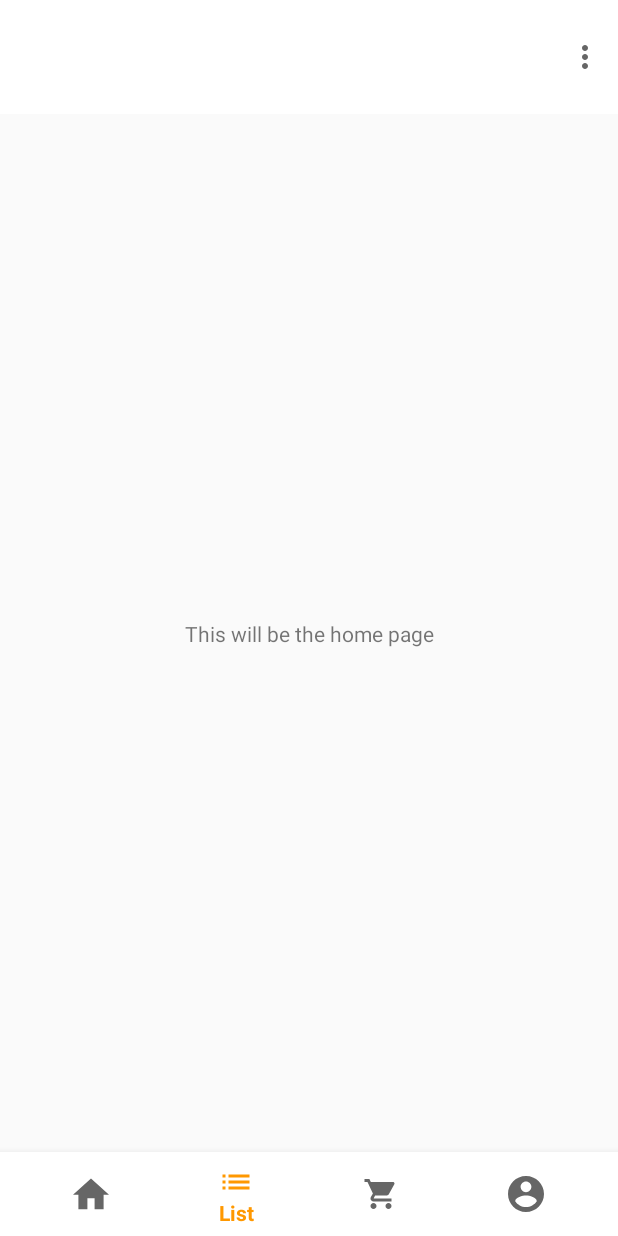
After one commit to alexandrabagi/ListItUp, an Android app: the fragment HomeFragment placed in its activity, on a phone screen of 412 x 824 dp. The commit adds this screen. Run offline under Robolectric (Android 15) with nearby library versions, the phone set to English and light mode, and no system bars; our stand-ins replace Room's generated code.

Commit message:
Bottom navigation changed, home and profile added

```diff
--- /dev/null
+++ b/app/src/main/java/com/bignerdranch/android/listitup/fragments/HomeFragment.java
@@ -0,0 +1,27 @@
+package com.bignerdranch.android.listitup.fragments;
+
+import android.os.Bundle;
+import android.view.LayoutInflater;
+import android.view.View;
+import android.view.ViewGroup;
+
+import androidx.fragment.app.Fragment;
+
+import com.bignerdranch.android.listitup.R;
+
+public class HomeFragment extends Fragment {
+
+    @Override
+    public void onCreate(Bundle savedInstanceState) {
+
+        super.onCreate(savedInstanceState);
+    }
+
+    @Override
+    public View onCreateView(LayoutInflater inflater, ViewGroup container,
+                             Bundle savedInstanceState) {
+        View v = inflater.inflate(R.layout.fragment_home, container, false);
+
+        return v;
+    }
+}
--- a/app/src/main/java/com/bignerdranch/android/listitup/fragments/ShoppingListFragment.java
+++ b/app/src/main/java/com/bignerdranch/android/listitup/fragments/ShoppingListFragment.java
@@ -44,6 +44,7 @@ import com.bignerdranch.android.listitup.room.Item;
 import com.bignerdranch.android.listitup.room.ItemVM;
 import com.bignerdranch.android.listitup.room.TotalPrice;
 import com.bignerdranch.android.listitup.utilities.MyItemTouchCallback;
+import com.google.android.material.floatingactionbutton.FloatingActionButton;
 
 import java.io.File;
 import java.util.List;
@@ -72,6 +73,9 @@ public class ShoppingListFragment extends Fragment implements Observer {
 
     private ItemVM mItemVM;
     private TotalPrice mTotalPriceHolder;
+
+    private FloatingActionButton mAddNewFAB;
+
 
 
 
--- /dev/null
+++ b/app/src/main/res/drawable-anydpi/ic_account.xml
@@ -0,0 +1,13 @@
+<vector xmlns:android="http://schemas.android.com/apk/res/android"
+    android:width="24dp"
+    android:height="24dp"
+    android:viewportWidth="20"
+    android:viewportHeight="20"
+    android:tint="#FF9800">
+  <group android:translateX="-2"
+      android:translateY="-2">
+      <path
+          android:fillColor="#FF000000"
+          android:pathData="M12,2C6.48,2 2,6.48 2,12s4.48,10 10,10 10,-4.48 10,-10S17.52,2 12,2zM12,5c1.66,0 3,1.34 3,3s-1.34,3 -3,3 -3,-1.34 -3,-3 1.34,-3 3,-3zM12,19.2c-2.5,0 -4.71,-1.28 -6,-3.22 0.03,-1.99 4,-3.08 6,-3.08 1.99,0 5.97,1.09 6,3.08 -1.29,1.94 -3.5,3.22 -6,3.22z"/>
+  </group>
+</vector>
--- /dev/null
+++ b/app/src/main/res/drawable-anydpi/ic_home.xml
@@ -0,0 +1,13 @@
+<vector xmlns:android="http://schemas.android.com/apk/res/android"
+    android:width="24dp"
+    android:height="24dp"
+    android:viewportWidth="20"
+    android:viewportHeight="20"
+    android:tint="#FF9800">
+  <group android:translateX="-2"
+      android:translateY="-1.5833334">
+      <path
+          android:fillColor="#FF000000"
+          android:pathData="M10,20v-6h4v6h5v-8h3L12,3 2,12h3v8z"/>
+  </group>
+</vector>
--- a/app/src/main/res/layout/activity_list.xml
+++ b/app/src/main/res/layout/activity_list.xml
@@ -119,19 +119,19 @@
         android:id="@+id/list_fragment_container"
         android:layout_width="match_parent"
         android:layout_height="0dp"
-        app:layout_constraintBottom_toTopOf="@id/bottom_app_bar"
-        app:layout_constraintTop_toBottomOf="@+id/price_line" />
+        app:layout_constraintBottom_toTopOf="@id/bottom_navigation"
+        app:layout_constraintTop_toBottomOf="@+id/top_app_bar" />
 
 
-    <com.google.android.material.bottomappbar.BottomAppBar
+    <!-- <com.google.android.material.bottomappbar.BottomAppBar
         android:id="@+id/bottom_app_bar"
         android:layout_width="match_parent"
         android:layout_height="wrap_content"
         app:fabAlignmentMode="center"
-        app:layout_constraintBottom_toBottomOf="parent" />
+        app:layout_constraintBottom_toBottomOf="parent" /> -->
 
 
-    <com.google.android.material.floatingactionbutton.FloatingActionButton
+    <!-- <com.google.android.material.floatingactionbutton.FloatingActionButton
         android:id="@+id/add_new_fab"
         android:layout_width="wrap_content"
         android:layout_height="wrap_content"
@@ -141,13 +141,14 @@
         app:layout_constraintEnd_toEndOf="@+id/bottom_app_bar"
         app:layout_constraintHorizontal_bias="0.5"
         app:layout_constraintStart_toStartOf="parent"
-        app:elevation="9dp"/>
+        app:elevation="9dp"/> -->
 
     <com.google.android.material.bottomnavigation.BottomNavigationView
         android:id="@+id/bottom_navigation"
         android:layout_width="match_parent"
         android:layout_height="wrap_content"
         android:background="@color/white"
+        app:layout_constraintTop_toBottomOf="@id/list_fragment_container"
         app:layout_constraintBottom_toBottomOf="parent"
         app:menu="@menu/bottom_navigation_menu" />
 
--- /dev/null
+++ b/app/src/main/res/layout/fragment_home.xml
@@ -0,0 +1,18 @@
+<?xml version="1.0" encoding="utf-8"?>
+<androidx.constraintlayout.widget.ConstraintLayout xmlns:android="http://schemas.android.com/apk/res/android"
+    xmlns:app="http://schemas.android.com/apk/res-auto"
+    xmlns:tools="http://schemas.android.com/tools"
+    android:layout_width="match_parent"
+    android:layout_height="match_parent">
+
+    <TextView
+        android:id="@+id/textView3"
+        android:layout_width="wrap_content"
+        android:layout_height="wrap_content"
+        android:text="This will be the home page"
+        app:layout_constraintBottom_toBottomOf="parent"
+        app:layout_constraintEnd_toEndOf="parent"
+        app:layout_constraintHorizontal_bias="0.5"
+        app:layout_constraintStart_toStartOf="parent"
+        app:layout_constraintTop_toTopOf="parent" />
+</androidx.constraintlayout.widget.ConstraintLayout>
--- a/app/src/main/res/menu/bottom_navigation_menu.xml
+++ b/app/src/main/res/menu/bottom_navigation_menu.xml
@@ -1,6 +1,13 @@
 <?xml version="1.0" encoding="utf-8"?>
 <menu xmlns:android="http://schemas.android.com/apk/res/android"
     xmlns:app="http://schemas.android.com/apk/res-auto">
+
+    <item
+        android:id="@+id/home_button"
+        android:enabled="true"
+        android:icon="@drawable/ic_home"
+        android:title="Home"
+        app:showAsAction="always"/>
 
     <item
         android:id="@+id/list_button"
@@ -10,14 +17,17 @@
         app:showAsAction="always"/>
 
     <item
-        android:enabled="false"
-        android:title="" />
-
-    <item
         android:id="@+id/cart_button"
         android:enabled="true"
         android:icon="@drawable/ic_cart_active"
         android:title="Cart"
         app:showAsAction="always"/>
 
+    <item
+        android:id="@+id/profile_button"
+        android:enabled="true"
+        android:icon="@drawable/ic_account"
+        android:title="Profile"
+        app:showAsAction="always"/>
+
 </menu>
```
Also changed, not shown: app/src/main/java/com/bignerdranch/android/listitup/activities/ListActivity.java (+30 -11 lines), app/src/main/java/com/bignerdranch/android/listitup/fragments/ProfileFragment.java (added, +27 -0 lines), app/src/main/res/layout/fragment_profile.xml (added, +17 -0 lines), app/src/main/res/drawable-hdpi/ic_account.png (added), app/src/main/res/drawable-hdpi/ic_home.png (added), app/src/main/res/drawable-mdpi/ic_account.png (added), app/src/main/res/drawable-mdpi/ic_home.png (added), app/src/main/res/drawable-xhdpi/ic_account.png (added), app/src/main/res/drawable-xhdpi/ic_home.png (added), app/src/main/res/drawable-xxhdpi/ic_account.png (added), app/src/main/res/drawable-xxhdpi/ic_home.png (added).
